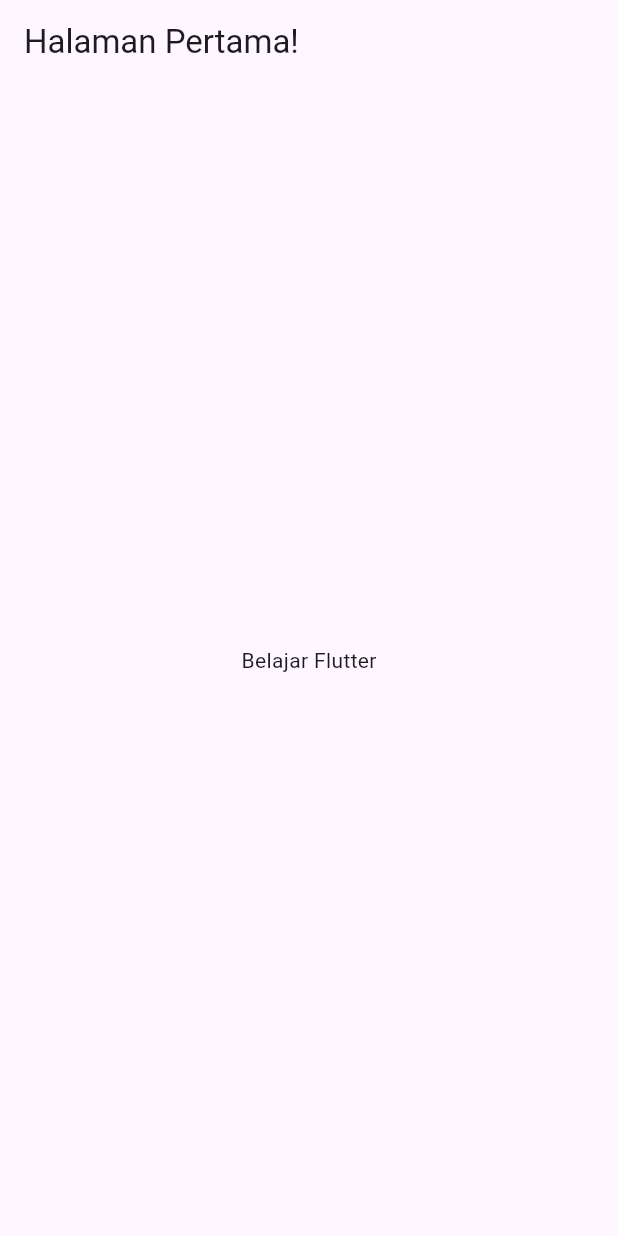
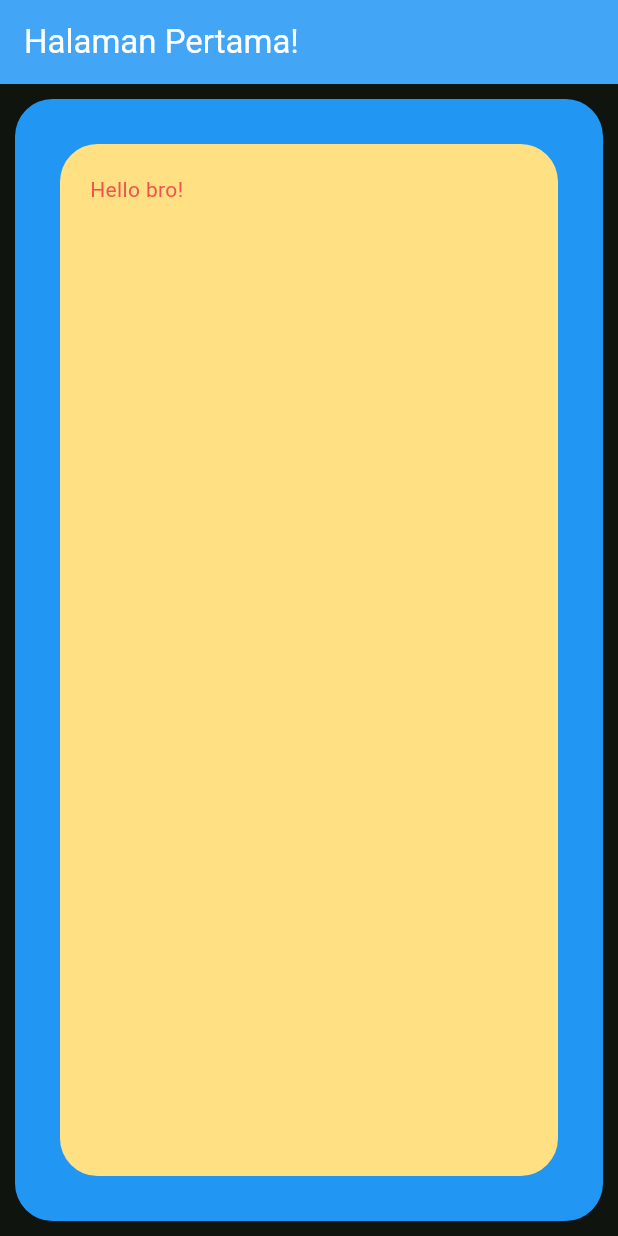
Before and after one commit to DWYOR091/belajar-flutter, a Flutter app: the screen it shows after launch, on a phone screen of 412 x 824 dp. Run offline on Flutter 3.47's test engine with Material 3 defaults, Android fonts, the phone set to English and light mode, and no system bars.

Commit message:
mouse over

```diff
--- a/lib/main.dart
+++ b/lib/main.dart
@@ -20,8 +20,13 @@ class MyApp extends StatelessWidget {
   @override
   Widget build(BuildContext context) {
     return MaterialApp(
+      debugShowCheckedModeBanner: false, //menghilangkan label debug
       title: 'Belajar Flutter',
-      theme: ThemeData(),
+      theme: ThemeData(
+          colorScheme: ColorScheme.fromSeed(
+              seedColor: const Color.fromARGB(255, 76, 207, 80),
+              brightness: Brightness.dark),
+          useMaterial3: true),
       home: const TestPage(title: "Halaman Pertama!"),
     );
     // throw UnimplementedError();
@@ -36,10 +41,34 @@ class TestPage extends StatelessWidget {
   Widget build(BuildContext context) {
     return Scaffold(
       appBar: AppBar(
-        title: Text(title),
+        title: Text(
+          title,
+          style: const TextStyle(color: Colors.white),
+        ),
+        backgroundColor: Colors.blue.shade400,
       ),
-      body: const Center(
-        child: Text("Belajar Flutter"),
+      body: Center(
+        child: Container(
+          padding: EdgeInsets.all(10.0),
+          margin: EdgeInsets.all(10.0),
+          width: double.infinity,
+          height: double.infinity,
+          decoration: BoxDecoration(
+              color: Colors.blue, borderRadius: BorderRadius.circular(25.0)),
+          child: Container(
+            width: double.infinity,
+            height: double.infinity,
+            margin: EdgeInsets.all(20.0),
+            padding: EdgeInsets.all(20.0),
+            decoration: BoxDecoration(
+                borderRadius: BorderRadius.circular(25.0),
+                color: Colors.amber[200]),
+            child: Text(
+              "Hello bro!",
+              style: TextStyle(color: Colors.red[400]),
+            ),
+          ),
+        ),
       ),
     );
   }
```
